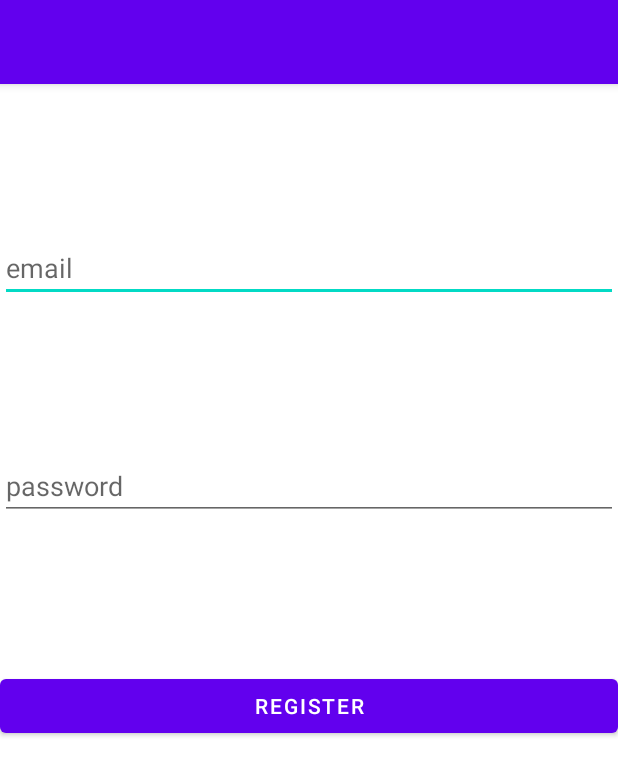
After one commit to PaliouraP/SmartAlert, an Android app: the RegisterActivity screen opened directly, with no data from a screen before it, on a phone screen of 412 x 824 dp. The commit adds this screen. Shown: the top 776 px of the screen. Run offline under Robolectric (Android 15) with nearby library versions, the phone set to English and light mode, and no system bars; our stand-ins replace Firebase (no records; nobody signed in at launch, a user with empty details on screens opened directly).

Commit message:
login logout register with firebase
this is still under construction

```diff
--- a/SmartAlert/app/build.gradle
+++ b/SmartAlert/app/build.gradle
@@ -35,6 +35,7 @@ dependencies {
     implementation 'com.google.android.material:material:1.7.0'
     implementation 'androidx.constraintlayout:constraintlayout:2.1.4'
     implementation 'com.google.firebase:firebase-database:20.0.4'
+    implementation 'com.google.firebase:firebase-auth:21.1.0'
     testImplementation 'junit:junit:4.13.2'
     androidTestImplementation 'androidx.test.ext:junit:1.1.4'
     androidTestImplementation 'androidx.test.espresso:espresso-core:3.5.0'
--- /dev/null
+++ b/SmartAlert/app/src/main/java/com/unipi/p19129_p19140/smartalert/RegisterActivity.java
@@ -0,0 +1,66 @@
+package com.unipi.p19129_p19140.smartalert;
+
+import androidx.annotation.NonNull;
+import androidx.appcompat.app.AppCompatActivity;
+
+import android.os.Bundle;
+import android.text.TextUtils;
+import android.view.View;
+import android.widget.Button;
+import android.widget.EditText;
+import android.widget.Toast;
+
+import com.google.android.gms.tasks.OnCompleteListener;
+import com.google.android.gms.tasks.Task;
+import com.google.firebase.auth.AuthResult;
+import com.google.firebase.auth.FirebaseAuth;
+
+public class RegisterActivity extends AppCompatActivity {
+
+    private EditText email;
+    private EditText password;
+    private Button register;
+    private FirebaseAuth auth;
+
+
+    @Override
+    protected void onCreate(Bundle savedInstanceState) {
+        super.onCreate(savedInstanceState);
+        setContentView(R.layout.activity_register);
+
+        email = findViewById(R.id.email);
+        password = findViewById(R.id.password);
+        register = findViewById(R.id.register_btn);
+
+        auth = FirebaseAuth.getInstance();
+
+        register.setOnClickListener(new View.OnClickListener() {
+            @Override
+            public void onClick(View view) {
+                String txt_email = email.getText().toString();
+                String txt_password = password.getText().toString();
+
+                if (TextUtils.isEmpty(txt_email) || TextUtils.isEmpty((txt_password))){
+                    Toast.makeText(RegisterActivity.this, "Empty credentials!", Toast.LENGTH_SHORT).show();
+                } else if (txt_password.length() < 6){
+                    Toast.makeText(RegisterActivity.this, "Password needs to be 6 characters or longer!", Toast.LENGTH_SHORT).show();
+                } else {
+                    registerUser(txt_email, txt_password);
+                }
+            }
+        });
+    }
+
+    private void registerUser(String email, String password) {
+        auth.createUserWithEmailAndPassword(email, password).addOnCompleteListener(RegisterActivity.this, new OnCompleteListener<AuthResult>() {
+            @Override
+            public void onComplete(@NonNull Task<AuthResult> task) {
+                if (task.isSuccessful()){
+                    Toast.makeText(RegisterActivity.this, "Successful registration!", Toast.LENGTH_SHORT).show();
+                } else {
+                    Toast.makeText(RegisterActivity.this, "Registration failed!", Toast.LENGTH_SHORT).show();
+                }
+            }
+        });
+    }
+}
--- /dev/null
+++ b/SmartAlert/app/src/main/res/layout/activity_register.xml
@@ -0,0 +1,33 @@
+<?xml version="1.0" encoding="utf-8"?>
+<RelativeLayout xmlns:android="http://schemas.android.com/apk/res/android"
+    xmlns:app="http://schemas.android.com/apk/res-auto"
+    xmlns:tools="http://schemas.android.com/tools"
+    android:layout_width="match_parent"
+    android:layout_height="match_parent"
+    tools:context=".RegisterActivity">
+
+    <EditText
+        android:layout_width="match_parent"
+        android:layout_height="wrap_content"
+        android:hint="email"
+        android:id="@+id/email"
+        android:layout_marginTop="100dp"/>
+
+    <EditText
+        android:layout_width="match_parent"
+        android:layout_height="wrap_content"
+        android:hint="password"
+        android:layout_below="@+id/email"
+        android:id="@+id/password"
+        android:layout_marginTop="100dp"/>
+
+    <Button
+        android:layout_width="match_parent"
+        android:layout_height="wrap_content"
+        android:layout_marginTop="100dp"
+        android:id="@+id/register_btn"
+        android:layout_below="@id/password"
+        android:text="register"/>
+
+
+</RelativeLayout>
```
Also changed, not shown: SmartAlert/app/src/main/AndroidManifest.xml (+24 -3 lines), SmartAlert/app/src/main/java/com/unipi/p19129_p19140/smartalert/HomeActivity.java (added, +33 -0 lines), SmartAlert/app/src/main/java/com/unipi/p19129_p19140/smartalert/LoginActivity.java (added, +58 -0 lines), SmartAlert/app/src/main/java/com/unipi/p19129_p19140/smartalert/MainActivity.java (+22 -26 lines), SmartAlert/app/src/main/res/layout/activity_home.xml (added, +16 -0 lines), SmartAlert/app/src/main/res/layout/activity_login.xml (added, +31 -0 lines), SmartAlert/app/src/main/res/layout/activity_main.xml (+22 -4 lines).
